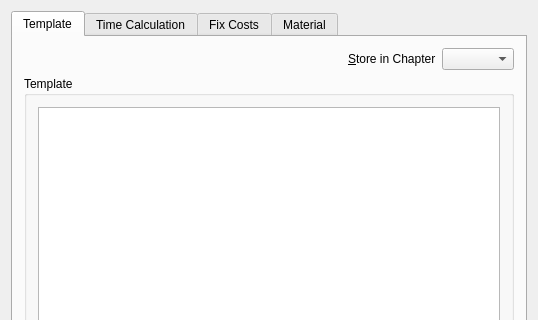
Before: the Qt Designer form src/calctemplate.ui in dragotin/kraft, drawn with Qt 5; both pictures show x 0 to 538 and y 0 to 320 of the 538 by 620 pixel window.
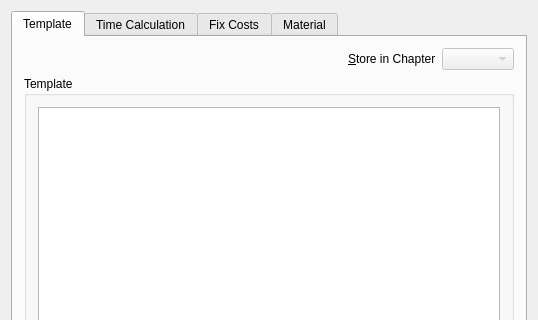
After: the same form once the commit is applied. Custom widgets are drawn as their Qt base class.

Patch:
```diff
--- a/src/calctemplate.ui
+++ b/src/calctemplate.ui
@@ -61,7 +61,11 @@
             </widget>
            </item>
            <item>
-            <widget class="QComboBox" name="cbChapter"/>
+            <widget class="QComboBox" name="cbChapter">
+             <property name="enabled">
+              <bool>false</bool>
+             </property>
+            </widget>
            </item>
           </layout>
          </item>
```
Left out of the diff: 9 changed lines with no effect on the pictures.
